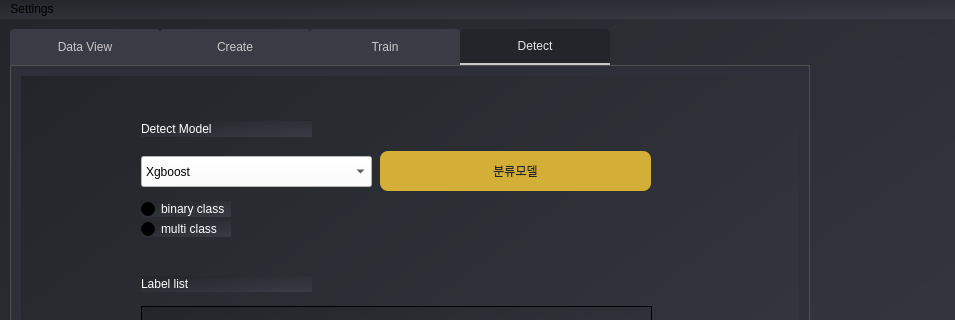
The window that AiFileDetector_2024/UI_Design/new.ui (jamemanionda/AiFileDetector_2024) describes before a commit, drawn with Qt 5; both pictures show x 0 to 955 and y 0 to 320 of the 955 by 737 pixel window.
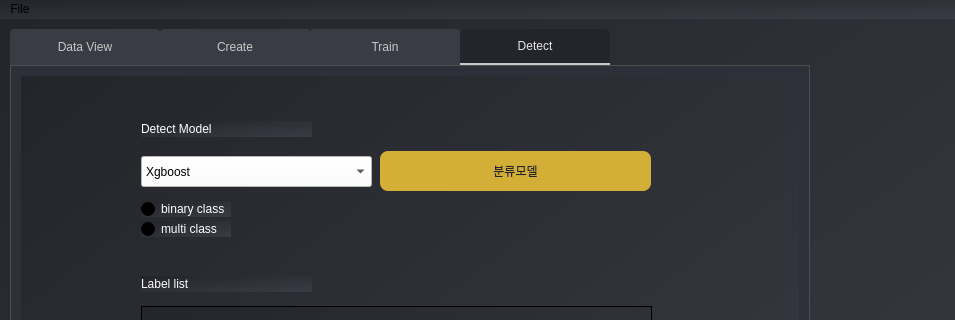
The same window after the commit. The open tabs and pages were chosen to show the change.

Commit message: 1101 은지 케이스 UI 선택 모드 추가

Diff of the .ui file:
```diff
--- a/AiFileDetector_2024/UI_Design/new.ui
+++ b/AiFileDetector_2024/UI_Design/new.ui
@@ -1109,7 +1109,7 @@
    </property>
    <widget class="QMenu" name="menu">
     <property name="title">
-     <string>Settings</string>
+     <string>File</string>
     </property>
    </widget>
    <addaction name="menu"/>
```
Left out of the diff: 14 changed lines with no effect on the pictures. The commit also changes 1 other file.
